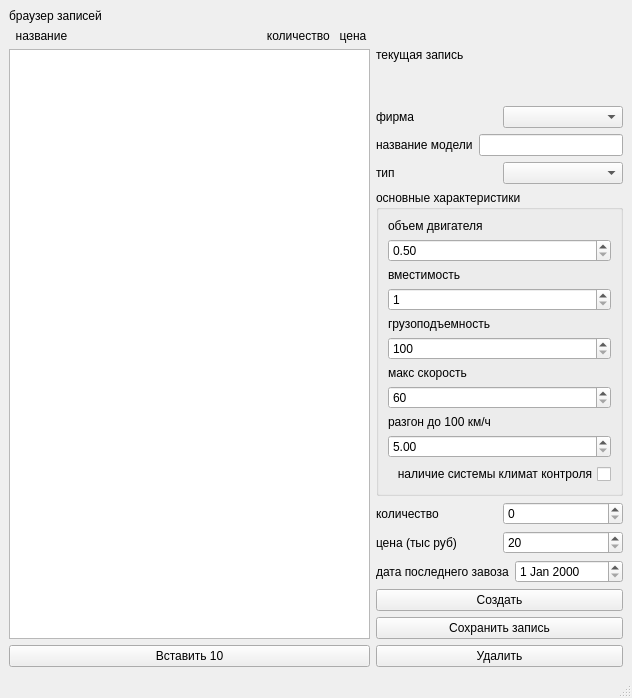
This is mainwindow.ui in policinskijandrej65-cell/nvtsuk1 as Qt 5 draws it before an edit. The edited form follows.
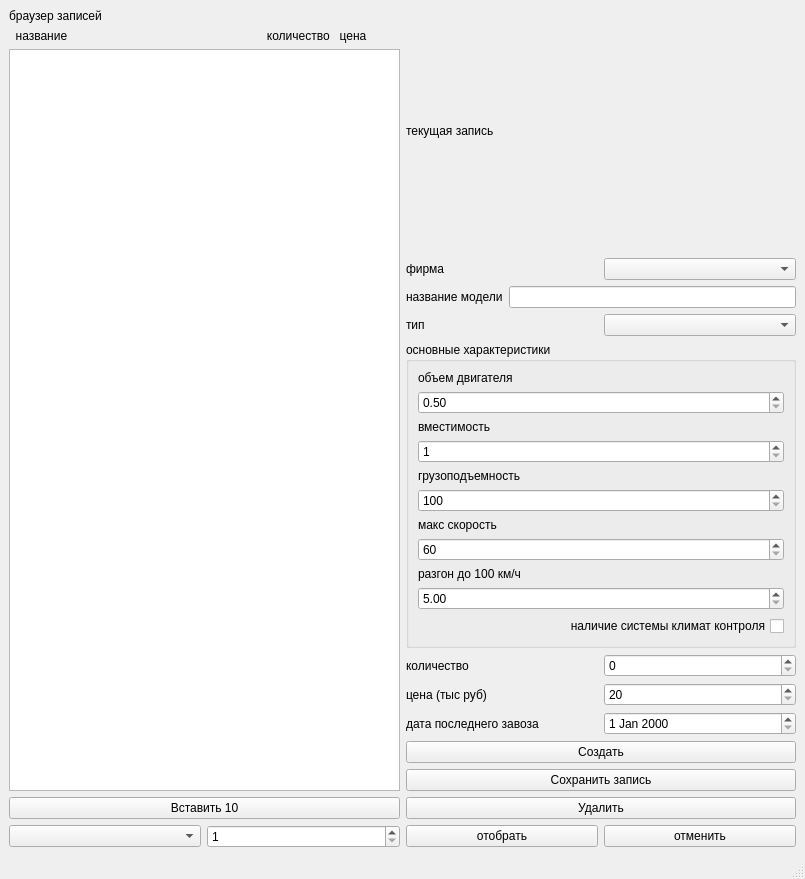
This is the edited form.

Commit message: добавлена сортировка по фильтру и проверка на валидность даты

Patch:
```diff
--- a/mainwindow.ui
+++ b/mainwindow.ui
@@ -6,8 +6,8 @@
    <rect>
     <x>0</x>
     <y>0</y>
-    <width>632</width>
-    <height>698</height>
+    <width>805</width>
+    <height>879</height>
    </rect>
   </property>
   <property name="sizePolicy">
@@ -25,6 +25,8 @@
   <widget class="QWidget" name="centralwidget">
    <layout class="QGridLayout" name="gridLayout">
     <item row="0" column="0">
+     <layout class="QVBoxLayout" name="verticalLayout_5">
+      <item>
      <layout class="QHBoxLayout" name="horizontalLayout_25">
       <item>
        <layout class="QVBoxLayout" name="verticalLayout">
@@ -334,6 +336,39 @@
       </item>
      </layout>
     </item>
+      <item>
+       <layout class="QHBoxLayout" name="horizontalLayout_9">
+        <item>
+         <widget class="QComboBox" name="only_type"/>
+        </item>
+        <item>
+         <widget class="QSpinBox" name="only_capacity">
+          <property name="minimum">
+           <number>1</number>
+          </property>
+          <property name="maximum">
+           <number>300</number>
+          </property>
+         </widget>
+        </item>
+        <item>
+         <widget class="QPushButton" name="choose">
+          <property name="text">
+           <string>отобрать</string>
+          </property>
+         </widget>
+        </item>
+        <item>
+         <widget class="QPushButton" name="cancel">
+          <property name="text">
+           <string>отменить</string>
+          </property>
+         </widget>
+        </item>
+       </layout>
+      </item>
+     </layout>
+    </item>
    </layout>
   </widget>
   <widget class="QMenuBar" name="menubar">
```
Left out of the diff: 4 changed lines with no effect on the pictures. Lines whose indentation alone changed are shown as unchanged. The commit also changes 2 other files.
